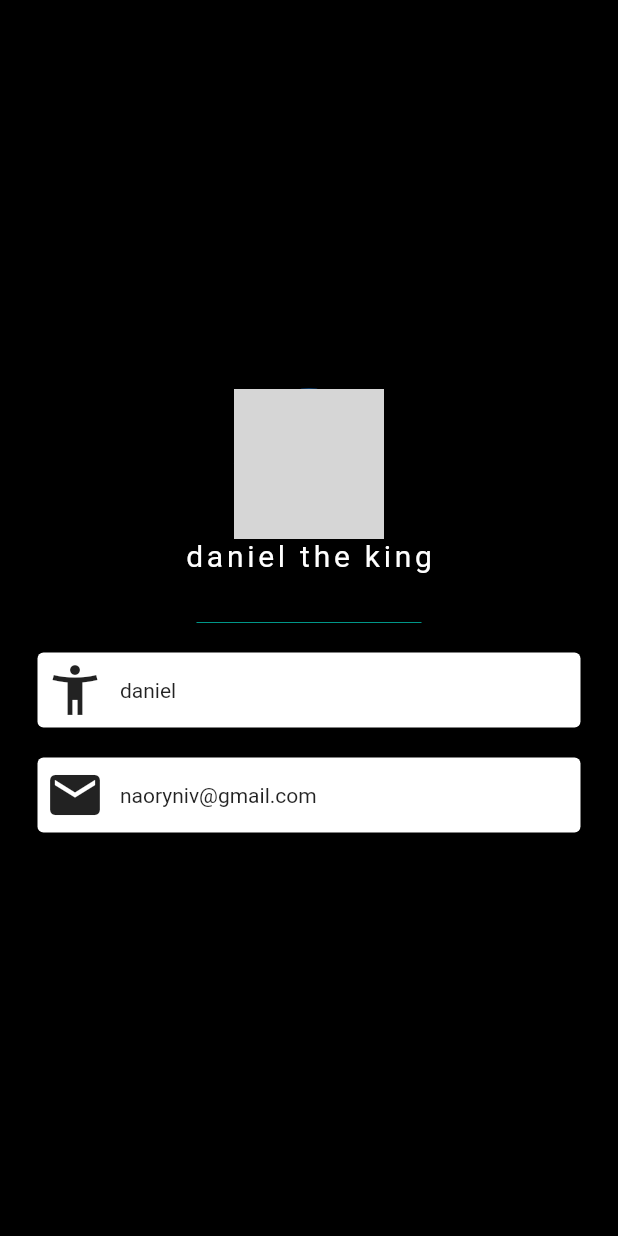
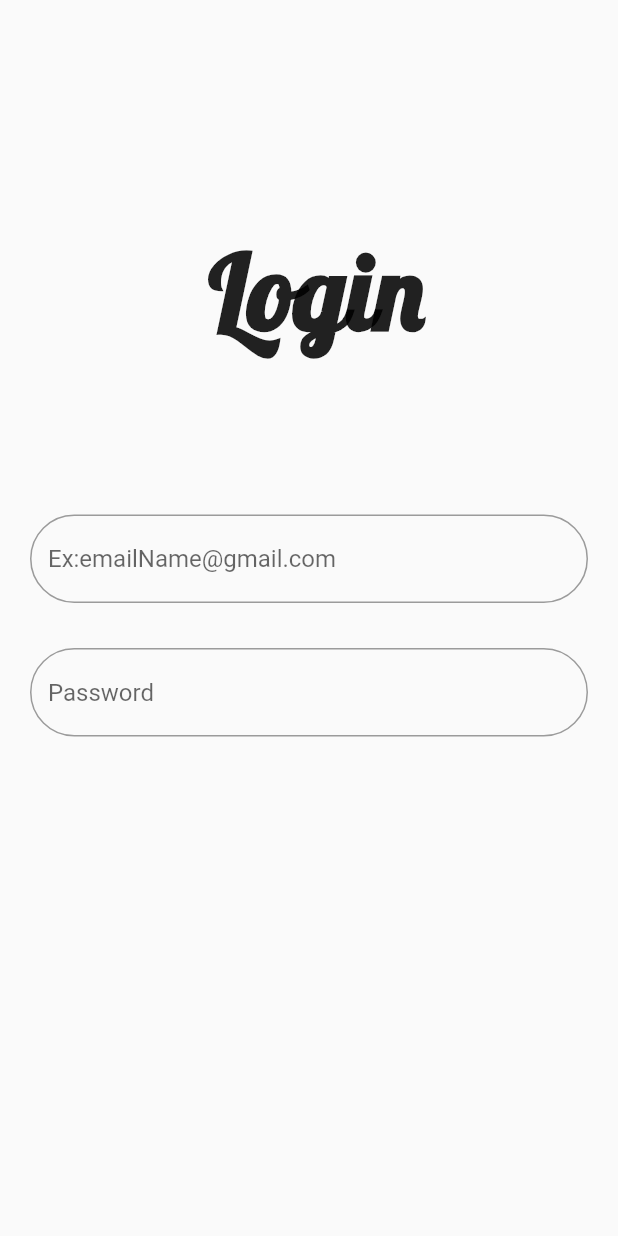
Before and after one commit to nivnaory/homephiys, a Flutter app: the screen it shows after launch, on a phone screen of 412 x 824 dp. Run offline on Flutter 3.47's test engine with Material 2 defaults, Android fonts, the phone set to English and light mode, and no system bars; grey boxes are pictures that could not be loaded.

Commit message:
update login

```diff
--- /dev/null
+++ b/lib/loginScreen.dart
@@ -0,0 +1,61 @@
+import 'package:flutter/cupertino.dart';
+import 'package:flutter/material.dart';
+import 'package:flutter/services.dart';
+
+class LoginScreen extends StatefulWidget {
+  @override
+  LoginScreenState createState() => LoginScreenState();
+}
+
+
+
+class LoginScreenState extends State<LoginScreen> {
+  @override
+  Widget build(BuildContext context) {
+    return new Scaffold(
+      resizeToAvoidBottomInset:false,
+      body: Column(
+      children: <Widget>[
+        Container(
+          child:Stack(
+           children: <Widget>[
+             Container(
+               padding:EdgeInsets.fromLTRB(10.0, 150.0, 0.0, 50.0),
+               child:Text("Login",
+                 style:TextStyle(
+                fontSize:70,fontWeight: FontWeight.bold,fontFamily:'Lobster'),
+               ),
+             )
+           ],
+           )
+        ),
+        Container(
+          padding: EdgeInsets.only(top:55.0,left:20.0,right:20.0),
+          child: Column(
+            children: <Widget>[
+              TextField( obscureText: false,
+              decoration: InputDecoration(
+                border:OutlineInputBorder(
+                    borderRadius:BorderRadius.circular(30)
+                   ),
+                   hintText:'Ex:emailName@gmail.com',
+               ),
+              ),
+              SizedBox(height:30.0),
+              TextField( obscureText: true,
+                decoration: InputDecoration(
+                  border:OutlineInputBorder(
+                      borderRadius:BorderRadius.circular(30)
+                  ),
+                  hintText:'Password  ',
+                ),
+              ),
+            ],
+          ),
+
+        )
+      ],
+    ),
+    );
+  }
+}
--- a/lib/main.dart
+++ b/lib/main.dart
@@ -1,79 +1,17 @@
 import 'package:flutter/cupertino.dart';
 import 'package:flutter/material.dart';
+import 'loginScreen.dart';
 
-void main() {
-  runApp(
-      MyApp()
-  );
-}
+void main() => runApp(MyApp());
+
 class MyApp extends StatelessWidget {
+  // This widget is the root of your application.
   @override
   Widget build(BuildContext context) {
     return MaterialApp(
-      home: Scaffold(
-        backgroundColor: Colors.black,
-        body: SafeArea(
-            child:Column(mainAxisAlignment:MainAxisAlignment.center,
-                children:<Widget>[
-                  CircleAvatar(
-                    radius:50,
-                    backgroundImage:AssetImage('images/daniel.jpg'),
-                  ),
-                  Text("daniel the king"
-                    ,style:TextStyle(fontSize: 20
-                        ,color:Colors.white,
-                        letterSpacing: 2.5)
-                    ,),
-                  Text("Flutter Developer"
-                    ,style:TextStyle(
-                        fontSize:20,
-                        letterSpacing: 2.5)
-                    ,)
-                  ,SizedBox(
-                      height:20.0,
-                      width:150,
-                      child:Divider(
-                        color:Colors.teal
-                        ,)
-                  )
-                  ,Card(
-                    color:Colors.white,
-                    margin:EdgeInsets.symmetric(vertical:10.0,
-                        horizontal:25.0),
-                    child:Padding(padding:EdgeInsets.all(5.0),
-                      child: Row(
-                        children:<Widget> [
-                          Icon(Icons.accessibility_new,
-                            size:40,),
-                          SizedBox(width:10.0
-                            ,),
-                          Text("daniel"
-                            ,),
-                        ],
-                      ),
-                    ),
-                  ),
-                  Card(
-                    color:Colors.white,
-                    margin:EdgeInsets.symmetric(vertical:10.0,
-                        horizontal:25.0),
-                    child:Padding(padding:EdgeInsets.all(5.0),
-                      child: Row(
-                        children:<Widget> [
-                          Icon(Icons.email,
-                            size:40,),
-                          SizedBox(width:10.0
-                            ,),
-                          Text("naoryniv@gmail.com"
-                            ,),
-                        ],
-                      ),
-                    ),
-                  ),
-                ]
-            )
-        ),
-      ),
+      title: 'Flutter Login UI',
+      debugShowCheckedModeBanner: false,
+      home: LoginScreen(),
     );
   }
 }
```
Also changed, not shown: pubspec.yaml (+4 -6 lines), fonts/Lobster-Regular.ttf (added), pubspec.lock, 1 other file.
